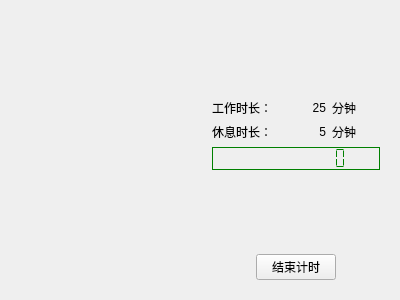
Old version of the form tomato_time.ui in the repository zhang-ming-hao/CozyOffice.
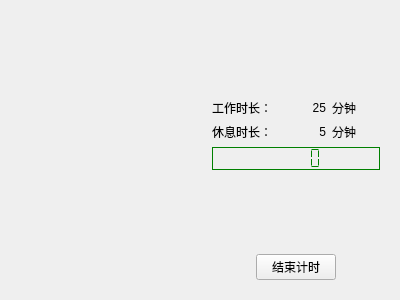
New version of the form. Icons and pictures are not drawn.

Patch:
```diff
--- a/tomato_time.ui
+++ b/tomato_time.ui
@@ -150,7 +150,7 @@
          <bool>false</bool>
         </property>
         <property name="digitCount">
-         <number>10</number>
+         <number>5</number>
         </property>
         <property name="segmentStyle">
          <enum>QLCDNumber::Flat</enum>
```
